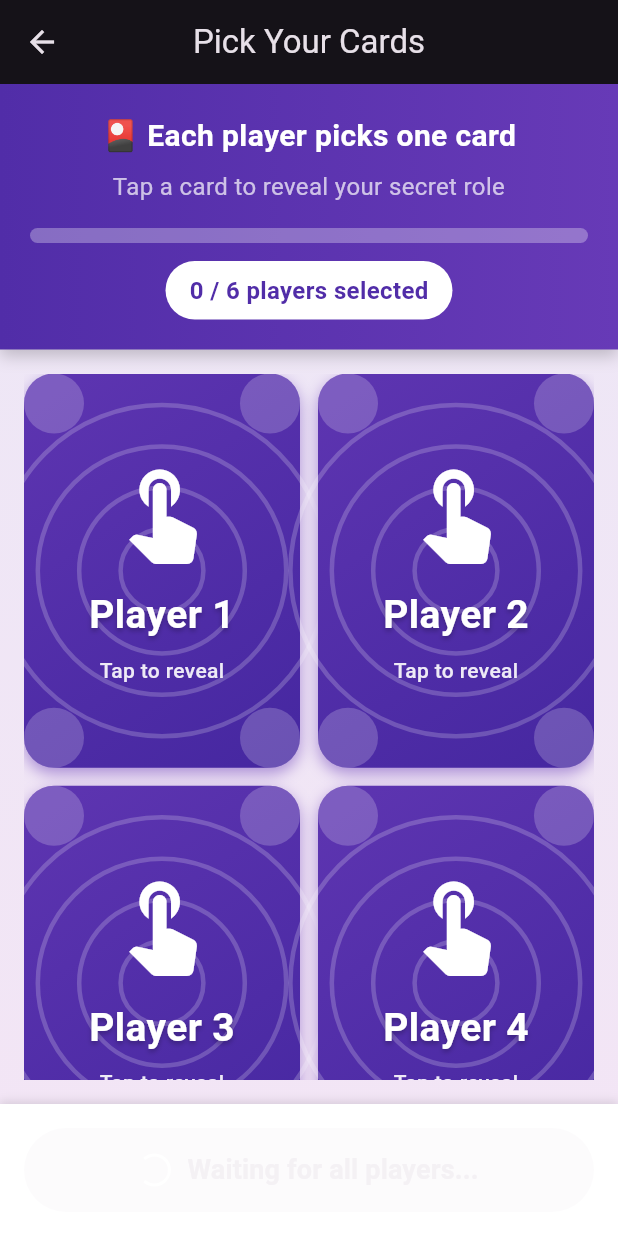
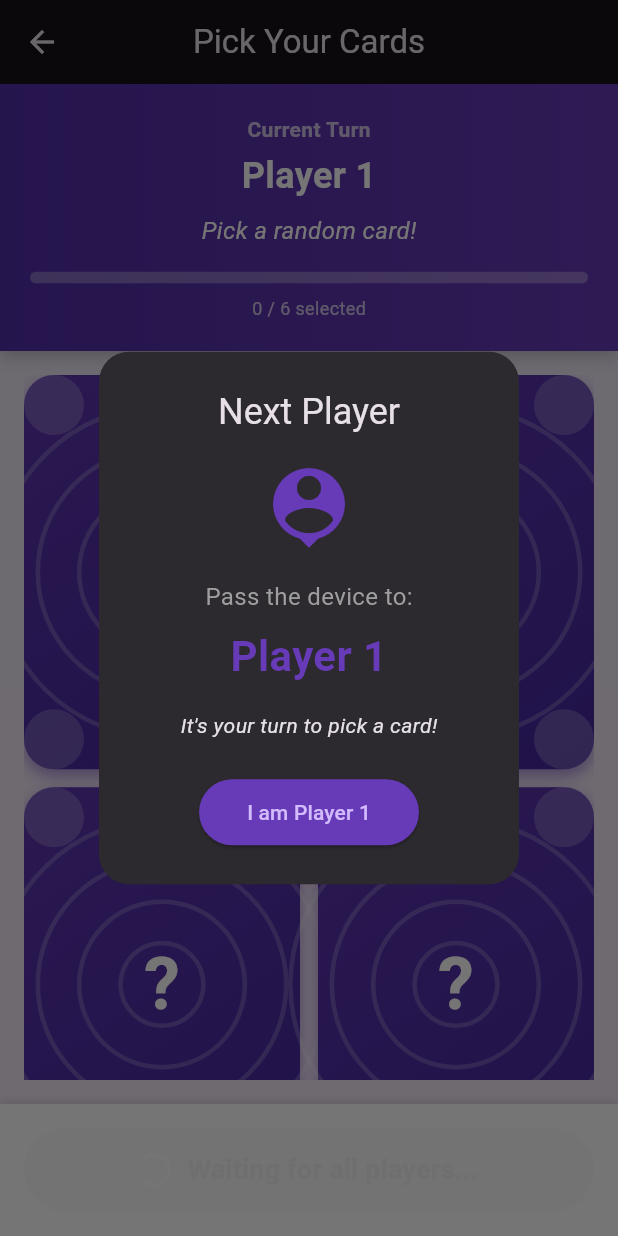
Before and after one commit to Zen-ex-is/undercover-game, a Flutter app: the RoleSelectionScreen screen opened directly, on a phone screen of 412 x 824 dp. Run offline on Flutter 3.47's test engine with Material 3 defaults, Android fonts, the phone set to English and light mode, and no system bars; our stand-ins replace audioplayers, flutter_animate, shared_preferences, vibration; accounts and stored records are empty.

Commit message:
feat: Enhance role selection with pass-and-play mechanics and player turn dialog

```diff
--- a/lib/screens/role_selection_screen.dart
+++ b/lib/screens/role_selection_screen.dart
@@ -12,7 +12,8 @@ class RoleSelectionScreen extends StatefulWidget {
 }
 
 class _RoleSelectionScreenState extends State<RoleSelectionScreen> {
-  final Set<int> _selectedPlayerIds = {};
+  final Set<int> _selectedCardIndices = {};
+  int _currentPlayerIndex = 0;
   bool _allSelected = false;
 
   @override
@@ -26,7 +27,65 @@ class _RoleSelectionScreenState extends State<RoleSelectionScreen> {
         gameProvider.numSpies,
         gameProvider.includeMrWhiteSetup,
       );
+
+      // Show the first player's turn dialog
+      if (gameProvider.players.isNotEmpty) {
+        _showTurnDialog(context, gameProvider.players[0].name);
+      }
     });
+  }
+
+  void _showTurnDialog(BuildContext context, String playerName) {
+    showDialog(
+      context: context,
+      barrierDismissible: false,
+      builder: (context) => AlertDialog(
+        shape: RoundedRectangleBorder(borderRadius: BorderRadius.circular(20)),
+        title: const Text('Next Player', textAlign: TextAlign.center),
+        content: Column(
+          mainAxisSize: MainAxisSize.min,
+          children: [
+            const Icon(Icons.person_pin, size: 64, color: Colors.deepPurple),
+            const SizedBox(height: 16),
+            const Text(
+              'Pass the device to:',
+              style: TextStyle(fontSize: 16, color: Colors.grey),
+            ),
+            const SizedBox(height: 8),
+            Text(
+              playerName,
+              style: const TextStyle(
+                fontSize: 28,
+                fontWeight: FontWeight.bold,
+                color: Colors.deepPurple,
+              ),
+              textAlign: TextAlign.center,
+            ),
+            const SizedBox(height: 16),
+            const Text(
+              'It\'s your turn to pick a card!',
+              style: TextStyle(fontSize: 14, fontStyle: FontStyle.italic),
+            ),
+          ],
+        ),
+        actions: [
+          Center(
+            child: ElevatedButton(
+              onPressed: () {
+                HapticService().light();
+                Navigator.pop(context);
+              },
+              style: ElevatedButton.styleFrom(
+                backgroundColor: Colors.deepPurple,
+                padding: const EdgeInsets.symmetric(horizontal: 32, vertical: 12),
+                shape: RoundedRectangleBorder(borderRadius: BorderRadius.circular(30)),
+              ),
+              child: Text('I am $playerName'),
+            ),
+          ),
+        ],
+      ),
+    );
   }
 
   @override
@@ -34,16 +93,17 @@ class _RoleSelectionScreenState extends State<RoleSelectionScreen> {
     return Consumer<GameProvider>(
       builder: (context, gameProvider, child) {
         final players = gameProvider.players;
-        final allPlayersSelected = _selectedPlayerIds.length == players.length;
 
-        // Update allSelected state when all players have picked
-        if (allPlayersSelected && !_allSelected) {
-          _allSelected = true;
-          // Trigger haptic feedback
-          Future.delayed(const Duration(milliseconds: 100), () {
-            HapticService().success();
-          });
+        // Safety check
+        if (players.isEmpty) {
+          return const Scaffold(
+            body: Center(child: CircularProgressIndicator()),
+          );
         }
+
+        final currentPlayerName = _currentPlayerIndex < players.length
+            ? players[_currentPlayerIndex].name
+            : 'All Done';
 
         return Scaffold(
           appBar: AppBar(
@@ -53,7 +113,6 @@ class _RoleSelectionScreenState extends State<RoleSelectionScreen> {
               icon: const Icon(Icons.arrow_back),
               onPressed: () {
                 HapticService().light();
-                // Show confirmation dialog before going back
                 _confirmGoBack(context, gameProvider);
               },
             ),
@@ -71,8 +130,8 @@ class _RoleSelectionScreenState extends State<RoleSelectionScreen> {
             ),
             child: Column(
               children: [
-                // Instructions
-                _buildInstructions(players.length, _selectedPlayerIds.length),
+                // Instructions / Status
+                _buildStatusHeader(players.length, _currentPlayerIndex, currentPlayerName),
 
                 // Card Grid
                 Expanded(
@@ -80,9 +139,7 @@ class _RoleSelectionScreenState extends State<RoleSelectionScreen> {
                     padding: const EdgeInsets.all(16.0),
                     child: LayoutBuilder(
                       builder: (context, constraints) {
-                        // Calculate optimal grid based on number of players
                         int crossAxisCount = players.length <= 6 ? 2 : 3;
-                        // Use fixed aspect ratio instead of calculation
                         double aspectRatio = players.length <= 6 ? 0.7 : 0.65;
 
                         return GridView.builder(
@@ -94,14 +151,13 @@ class _RoleSelectionScreenState extends State<RoleSelectionScreen> {
                           ),
                           itemCount: players.length,
                           itemBuilder: (context, index) {
-                            final player = players[index];
-                            final isSelected = _selectedPlayerIds.contains(player.id);
+                            final isSelected = _selectedCardIndices.contains(index);
 
                             return _buildCard(
                               context,
-                              player,
                               isSelected,
                               index,
+                              gameProvider,
                             );
                           },
                         );
@@ -111,7 +167,7 @@ class _RoleSelectionScreenState extends State<RoleSelectionScreen> {
                 ),
 
                 // Start Game Button
-                _buildStartButton(context, allPlayersSelected),
+                _buildStartButton(context, _allSelected),
               ],
             ),
           ),
@@ -120,7 +176,7 @@ class _RoleSelectionScreenState extends State<RoleSelectionScreen> {
     );
   }
 
-  Widget _buildInstructions(int totalPlayers, int selectedCount) {
+  Widget _buildStatusHeader(int totalPlayers, int currentIndex, String currentPlayerName) {
     return Container(
       width: double.infinity,
       padding: const EdgeInsets.all(20),
@@ -141,48 +197,61 @@ class _RoleSelectionScreenState extends State<RoleSelectionScreen> {
       ),
       child: Column(
         children: [
+          if (!_allSelected) ...[
             const Text(
-            '🎴 Each player picks one card',
+              'Current Turn',
+              style: TextStyle(
+                fontSize: 14,
+                color: Colors.white70,
+                fontWeight: FontWeight.bold,
+              ),
+            ),
+            const SizedBox(height: 4),
+            Text(
+              currentPlayerName,
+              style: const TextStyle(
+                fontSize: 24,
+                fontWeight: FontWeight.bold,
+                color: Colors.white,
+              ),
+            ),
+            const SizedBox(height: 8),
+            const Text(
+              'Pick a random card!',
+              style: TextStyle(
+                fontSize: 16,
+                color: Colors.white,
+                fontStyle: FontStyle.italic,
+              ),
+            ),
+          ] else ...[
+            const Icon(Icons.check_circle, color: Colors.greenAccent, size: 40),
+            const SizedBox(height: 8),
+            const Text(
+              'All players ready!',
               style: TextStyle(
                 fontSize: 20,
                 fontWeight: FontWeight.bold,
                 color: Colors.white,
               ),
-            textAlign: TextAlign.center,
             ),
-          const SizedBox(height: 8),
-          const Text(
-            'Tap a card to reveal your secret role',
-            style: TextStyle(
-              fontSize: 16,
-              color: Colors.white70,
-            ),
-            textAlign: TextAlign.center,
-          ),
+          ],
           const SizedBox(height: 16),
           ClipRRect(
             borderRadius: BorderRadius.circular(8),
             child: LinearProgressIndicator(
-              value: totalPlayers > 0 ? selectedCount / totalPlayers : 0.0,
+              value: totalPlayers > 0 ? currentIndex / totalPlayers : 0.0,
               backgroundColor: Colors.white30,
               valueColor: const AlwaysStoppedAnimation<Color>(Colors.white),
-              minHeight: 10,
+              minHeight: 8,
             ),
           ),
-          const SizedBox(height: 12),
-          Container(
-            padding: const EdgeInsets.symmetric(horizontal: 16, vertical: 8),
-            decoration: BoxDecoration(
-              color: Colors.white,
-              borderRadius: BorderRadius.circular(20),
-            ),
-            child: Text(
-              '$selectedCount / $totalPlayers players selected',
-              style: TextStyle(
-                fontSize: 16,
-                fontWeight: FontWeight.bold,
-                color: Colors.deepPurple.shade700,
-              ),
+          const SizedBox(height: 8),
+          Text(
+            '$currentIndex / $totalPlayers selected',
+            style: const TextStyle(
+              color: Colors.white70,
+              fontSize: 12,
             ),
           ),
         ],
@@ -192,20 +261,14 @@ class _RoleSelectionScreenState extends State<RoleSelectionScreen> {
 
   Widget _buildCard(
     BuildContext context,
-    dynamic player,
     bool isSelected,
-    int index,
+    int cardIndex,
+    GameProvider gameProvider,
   ) {
     return GestureDetector(
-      onTap: isSelected
+      onTap: isSelected || _allSelected
           ? null
-          : () {
-              setState(() {
-                _selectedPlayerIds.add(player.id);
-              });
-              HapticService().medium();
-              _showRoleDialog(context, player);
-            },
+          : () => _handleCardTap(cardIndex, gameProvider),
       child: AnimatedContainer(
         duration: const Duration(milliseconds: 300),
         decoration: BoxDecoration(
@@ -214,7 +277,7 @@ class _RoleSelectionScreenState extends State<RoleSelectionScreen> {
             begin: Alignment.topLeft,
             end: Alignment.bottomRight,
             colors: isSelected
-                ? [Colors.green.shade600, Colors.green.shade800]
+                ? [Colors.grey.shade700, Colors.grey.shade900]
                 : [
                     Colors.deepPurple.shade600,
                     Colors.deepPurple.shade800,
@@ -223,26 +286,13 @@ class _RoleSelectionScreenState extends State<RoleSelectionScreen> {
           boxShadow: [
             BoxShadow(
               color: isSelected
-                  ? Colors.green.withOpacity(0.5)
+                  ? Colors.black.withOpacity(0.2)
                   : Colors.deepPurple.withOpacity(0.5),
               blurRadius: 8,
               offset: const Offset(0, 4),
             ),
           ],
         ),
-        child: Material(
-          color: Colors.transparent,
-          child: InkWell(
-            borderRadius: BorderRadius.circular(20),
-            onTap: isSelected
-                ? null
-                : () {
-                    setState(() {
-                      _selectedPlayerIds.add(player.id);
-                    });
-                    HapticService().medium();
-                    _showRoleDialog(context, player);
-                  },
         child: Stack(
           children: [
             // Card Pattern
@@ -254,55 +304,58 @@ class _RoleSelectionScreenState extends State<RoleSelectionScreen> {
 
             // Card Content
             Center(
-                  child: Column(
-                    mainAxisAlignment: MainAxisAlignment.center,
-                    children: [
-                      Icon(
-                        isSelected ? Icons.check_circle : Icons.touch_app,
-                        size: 72,
+              child: isSelected
+                  ? const Icon(Icons.check, size: 48, color: Colors.white54)
+                  : const Text(
+                      '?',
+                      style: TextStyle(
+                        fontSize: 48,
+                        fontWeight: FontWeight.bold,
                         color: Colors.white,
                       ),
-                      const SizedBox(height: 16),
-                      Text(
-                        isSelected ? 'Selected!' : player.name,
-                        style: const TextStyle(
-                          fontSize: 26,
-                          fontWeight: FontWeight.bold,
-                          color: Colors.white,
-                          shadows: [
-                            Shadow(
-                              color: Colors.black26,
-                              offset: Offset(0, 2),
-                              blurRadius: 4,
-                            ),
-                          ],
-                        ),
-                      ),
-                      const SizedBox(height: 8),
-                      Text(
-                        isSelected ? '✓ Role Revealed' : 'Tap to reveal',
-                        style: TextStyle(
-                          fontSize: 14,
-                          color: Colors.white.withOpacity(0.9),
-                          fontWeight: FontWeight.w500,
                     ),
             ),
           ],
         ),
       ),
-              ],
-            ),
-          ),
-        ),
-      ),
     );
   }
 
-  void _showRoleDialog(BuildContext context, dynamic player) {
+  Future<void> _handleCardTap(int cardIndex, GameProvider gameProvider) async {
+    if (_currentPlayerIndex >= gameProvider.players.length) return;
+
+    setState(() {
+      _selectedCardIndices.add(cardIndex);
+    });
+    HapticService().medium();
+
+    final currentPlayer = gameProvider.players[_currentPlayerIndex];
+
+    // Show the role dialog and wait for it to close
+    await _showRoleDialog(context, currentPlayer);
+
+    // Move to next player
+    setState(() {
+      _currentPlayerIndex++;
+    });
+
+    if (_currentPlayerIndex < gameProvider.players.length) {
+      if (mounted) {
+        _showTurnDialog(context, gameProvider.players[_currentPlayerIndex].name);
+      }
+    } else {
+      setState(() {
+        _allSelected = true;
+      });
+      HapticService().success();
+    }
+  }
+
+  Future<void> _showRoleDialog(BuildContext context, dynamic player) async {
     final isMrWhite = player.role.toString() == 'PlayerRole.mrWhite';
     final word = player.word;
 
-    showDialog(
+    await showDialog(
       context: context,
       barrierDismissible: false,
       builder: (context) => Dialog(
@@ -322,13 +375,11 @@ class _RoleSelectionScreenState extends State<RoleSelectionScreen> {
           ),
           child: Stack(
             children: [
-              // Background pattern
               Positioned.fill(
                 child: CustomPaint(
                   painter: _DialogPatternPainter(isMrWhite: isMrWhite),
                 ),
               ),
-              // Content
               Padding(
                 padding: const EdgeInsets.all(32.0),
                 child: Column(
@@ -379,13 +430,6 @@ class _RoleSelectionScreenState extends State<RoleSelectionScreen> {
                                 fontWeight: FontWeight.bold,
                                 color: Colors.white,
                                 letterSpacing: 2,
-                                shadows: [
-                                  Shadow(
-                                    color: Colors.black26,
-                                    offset: Offset(0, 2),
-                                    blurRadius: 4,
-                                  ),
-                                ],
                               ),
                             ),
                             const SizedBox(height: 16),
@@ -584,18 +628,8 @@ class _RoleSelectionScreenState extends State<RoleSelectionScreen> {
                         const GameScreen(),
                     transitionsBuilder:
                         (context, animation, secondaryAnimation, child) {
-                      const begin = Offset(1.0, 0.0);
-                      const end = Offset.zero;
-                      const curve = Curves.easeInOut;
-                      var tween = Tween(begin: begin, end: end)
-                          .chain(CurveTween(curve: curve));
-                      var offsetAnimation = animation.drive(tween);
-                      return SlideTransition(
-                        position: offsetAnimation,
-                        child: child,
-                      );
+                      return FadeTransition(opacity: animation, child: child);
                     },
-                    transitionDuration: const Duration(milliseconds: 500),
                   ),
                 );
               }
```
Also changed, not shown: lib/providers/game_provider.dart (+46 -4 lines), 1 other file. Lines whose indentation alone changed are shown as unchanged.
